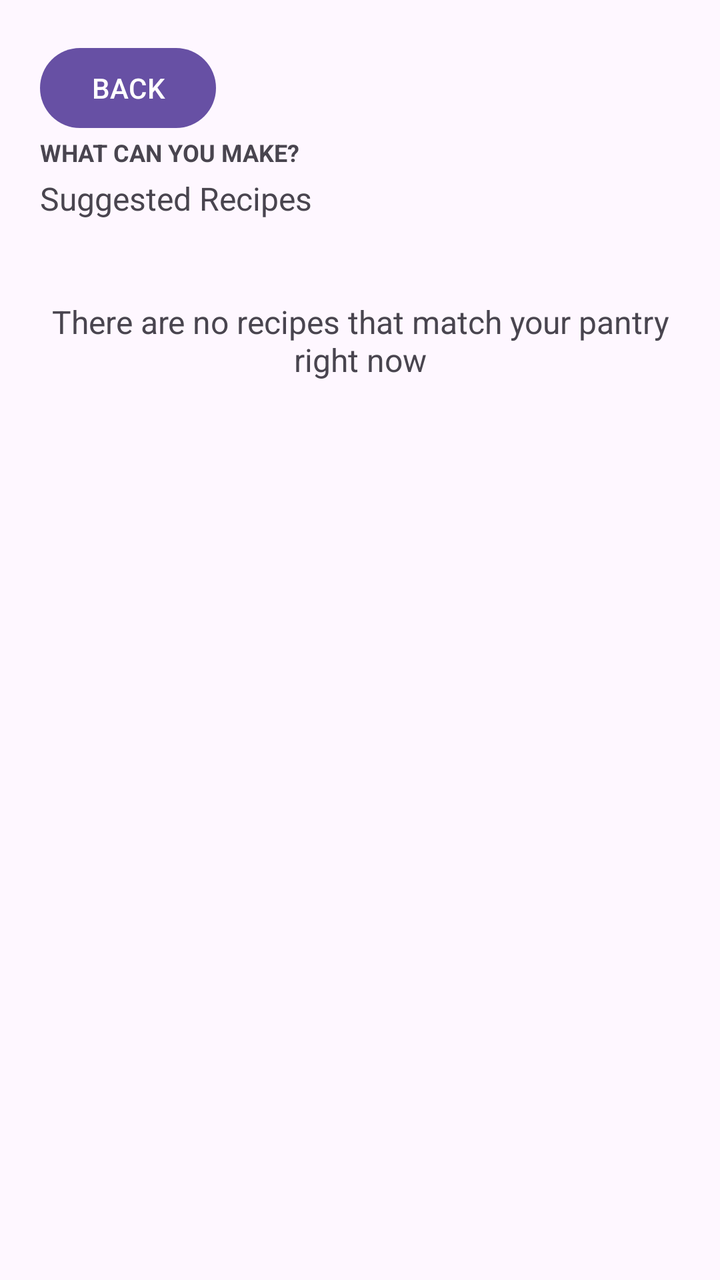
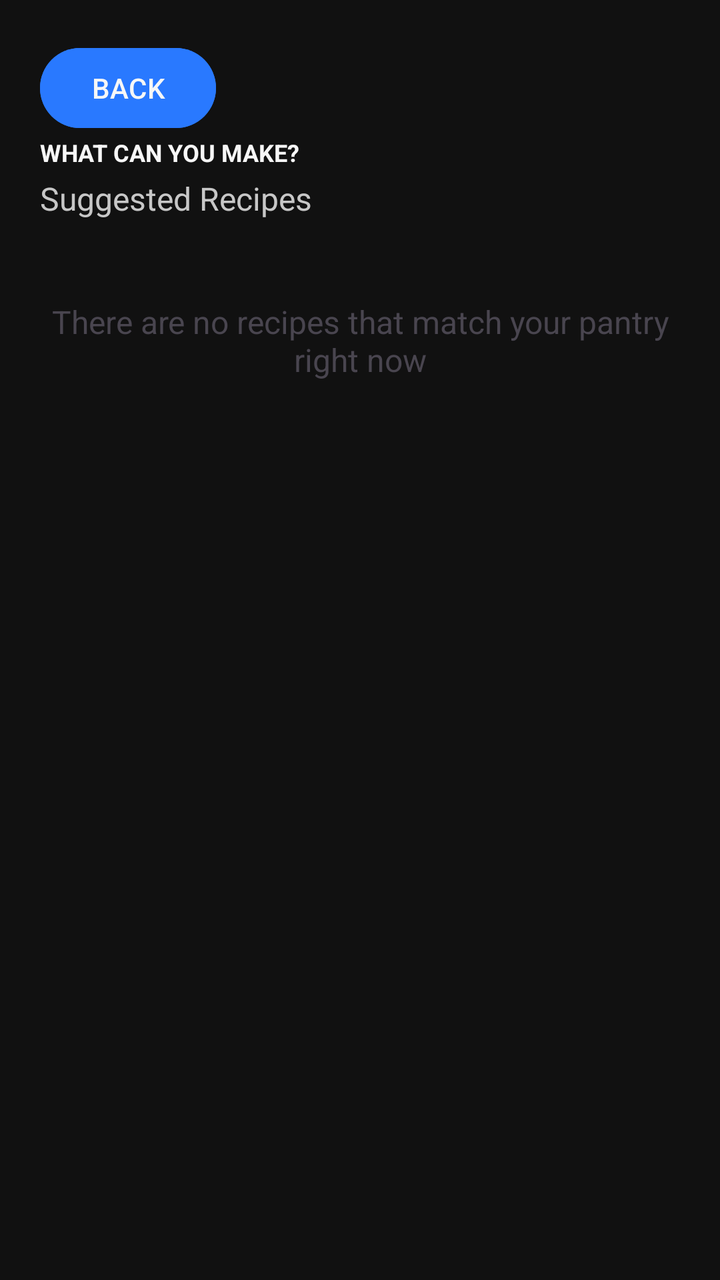

Before-and-after screenshots of an Android layout around one commit, followed by the original layout XML and the change that was made.
<!-- AndroidManifest.xml: application theme Theme.GotEmRecipes -->
<!-- res/layout/activity_suggested_recipes.xml -->
<?xml version="1.0" encoding="utf-8" ?>
<androidx.constraintlayout.widget.ConstraintLayout
    xmlns:android="http://schemas.android.com/apk/res/android"
    xmlns:app="http://schemas.android.com/apk/res-auto"
    android:layout_width="match_parent"
    android:layout_height="match_parent"
    android:padding="20dp">

    <TextView
        android:id = "@+id/textSuggestedRecipesTitle"
        android:layout_width="wrap_content"
        android:layout_height="wrap_content"
        android:text="WHAT CAN YOU MAKE?"
        android:textSize="12dp"
        android:textStyle="bold"
        app:layout_constraintTop_toBottomOf="@+id/buttonSuggestedBack"
        app:layout_constraintStart_toStartOf="parent" />
    
    <TextView
        android:id="@+id/textSuggestedRecipesSubtitle"
        android:layout_width="wrap_content"
        android:layout_height="wrap_content"
        android:text="Suggested Recipes"
        android:textSize="16sp"
        android:layout_marginTop="4dp"
        app:layout_constraintTop_toBottomOf="@+id/textSuggestedRecipesTitle"
        app:layout_constraintStart_toStartOf="parent" />

    <TextView
        android:id="@+id/textNoRecipes"
        android:layout_width="0dp"
        android:layout_height="wrap_content"
        android:text="There are no recipes that match your pantry right now"
        android:textSize="16sp"
        android:gravity="center"
        android:visibility="visible"
        android:layout_marginTop="40dp"
        app:layout_constraintTop_toBottomOf="@+id/textSuggestedRecipesSubtitle"
        app:layout_constraintStart_toStartOf="parent"
        app:layout_constraintEnd_toEndOf="parent" />

    <androidx.recyclerview.widget.RecyclerView
        android:id="@+id/recyclerSuggestedRecipes"
        android:layout_width="0dp"
        android:layout_height="0dp"
        android:layout_marginTop="20dp"
        app:layout_constraintTop_toBottomOf="@+id/textSuggestedRecipesSubtitle"
        app:layout_constraintBottom_toBottomOf="parent"
        app:layout_constraintStart_toStartOf="parent"
        app:layout_constraintEnd_toEndOf="parent" />

    <Button
        android:id="@+id/buttonSuggestedBack"
        android:layout_width="wrap_content"
        android:layout_height="wrap_content"
        android:text="BACK"
        app:layout_constraintTop_toTopOf="parent"
        app:layout_constraintStart_toStartOf="parent"/>

</androidx.constraintlayout.widget.ConstraintLayout>
<!-- resources referenced by this layout -->
<resources>
  <style name="Theme.GotEmRecipes" parent="Base.Theme.GotEmRecipes" />
  <style name="Base.Theme.GotEmRecipes" parent="Theme.Material3.DayNight.NoActionBar">
          
          
      </style>
</resources>

<!-- the commit's change to res/layout/activity_suggested_recipes.xml (unified diff, before → after) -->
@@ -4,7 +4,8 @@
     xmlns:app="http://schemas.android.com/apk/res-auto"
     android:layout_width="match_parent"
     android:layout_height="match_parent"
-    android:padding="20dp">
+    android:padding="20dp"
+    android:background="@color/gotem_black">
 
     <TextView
         android:id = "@+id/textSuggestedRecipesTitle"
@@ -13,6 +14,7 @@
         android:text="WHAT CAN YOU MAKE?"
         android:textSize="12dp"
         android:textStyle="bold"
+        android:textColor="@color/gotem_white"
         app:layout_constraintTop_toBottomOf="@+id/buttonSuggestedBack"
         app:layout_constraintStart_toStartOf="parent" />
     
@@ -23,6 +25,7 @@
         android:text="Suggested Recipes"
         android:textSize="16sp"
         android:layout_marginTop="4dp"
+        android:textColor="@color/gotem_light_grey"
         app:layout_constraintTop_toBottomOf="@+id/textSuggestedRecipesTitle"
         app:layout_constraintStart_toStartOf="parent" />
 
@@ -54,6 +57,8 @@
         android:layout_width="wrap_content"
         android:layout_height="wrap_content"
         android:text="BACK"
+        android:backgroundTint="@color/gotem_blue"
+        android:textColor="@color/gotem_white"
         app:layout_constraintTop_toTopOf="parent"
         app:layout_constraintStart_toStartOf="parent"/>
 
<!-- resource entries referenced after the edit -->
@@ -1,5 +1,9 @@
 <!-- resources referenced by this layout -->
 <resources>
+  <color name="gotem_black">#111111</color>
+  <color name="gotem_blue">#2979FF</color>
+  <color name="gotem_light_grey">#C7C7C7</color>
+  <color name="gotem_white">#F7F7F7</color>
   <style name="Theme.GotEmRecipes" parent="Base.Theme.GotEmRecipes" />
   <style name="Base.Theme.GotEmRecipes" parent="Theme.Material3.DayNight.NoActionBar">
           
